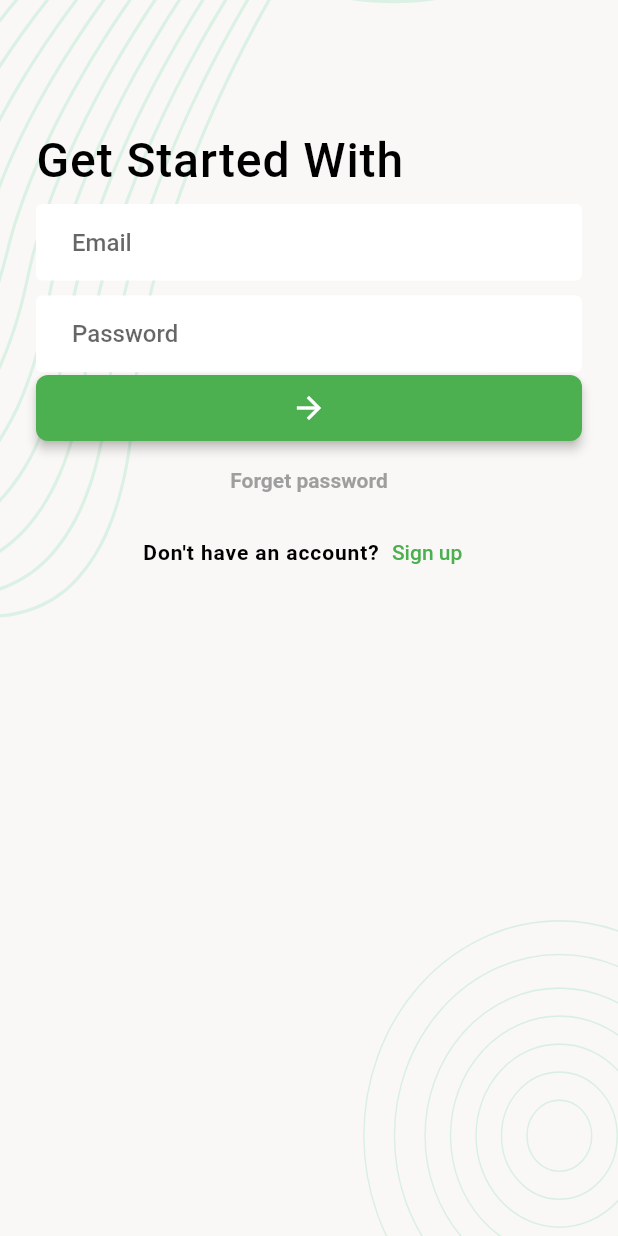
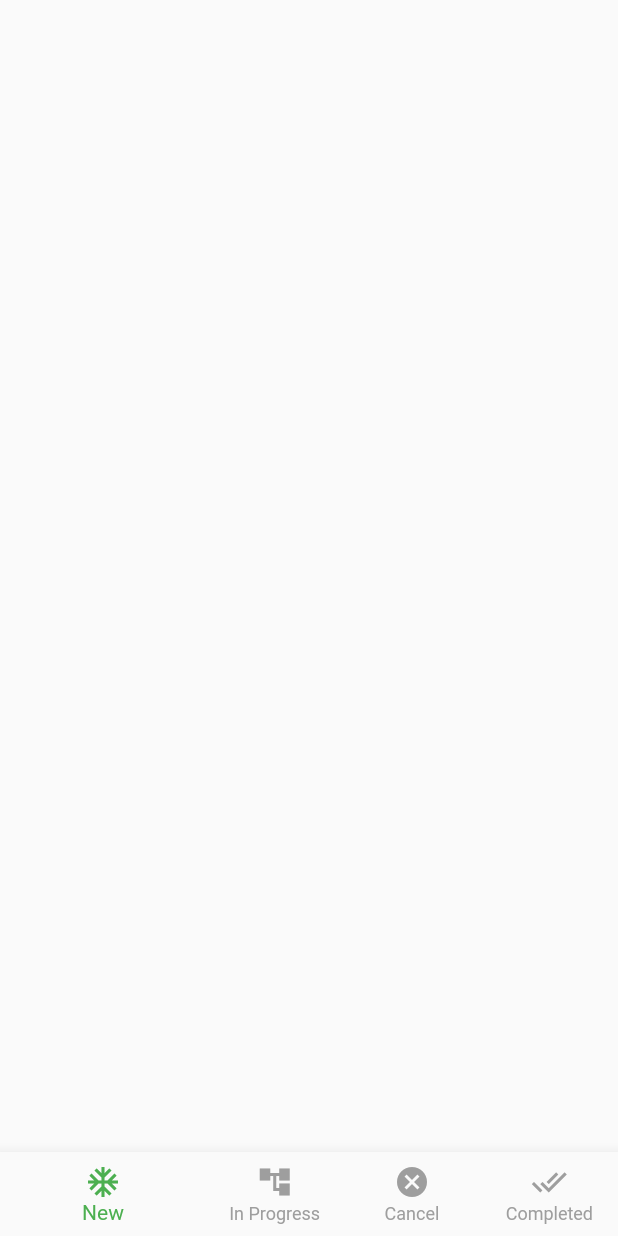
Before and after one commit to mehediFlutter/Task_Manager_With_API_V_2.0, a Flutter app: the screen it shows after launch, after a tap on the "arrow forward" icon, on a phone screen of 412 x 824 dp. Run offline on Flutter 3.47's test engine with Material 2 defaults, Android fonts, the phone set to English and light mode, and no system bars; our stand-ins replace flutter_svg, pin_code_fields.

Commit message:
bottom navigation base screen(New Task Screen)

```diff
--- a/lib/ui/screens/bottom_nav_base_screen.dart
+++ b/lib/ui/screens/bottom_nav_base_screen.dart
@@ -0,0 +1,29 @@
+import 'package:flutter/material.dart';
+
+class BottomNavBaseScreen extends StatefulWidget {
+  const BottomNavBaseScreen({super.key});
+
+  @override
+  State<BottomNavBaseScreen> createState() => _BottomNavBaseScreenState();
+}
+
+class _BottomNavBaseScreenState extends State<BottomNavBaseScreen> {
+  @override
+  Widget build(BuildContext context) {
+    return Scaffold(
+        bottomNavigationBar: BottomNavigationBar(
+          unselectedItemColor: Colors.grey,
+          unselectedLabelStyle: const TextStyle(
+            color: Colors.grey,
+          ),
+          showUnselectedLabels: true,
+          selectedItemColor: Colors.green,
+      items: const [
+        BottomNavigationBarItem(icon: Icon(Icons.ac_unit),label: "New"),
+        BottomNavigationBarItem(icon: Icon(Icons.account_tree),label: "In Progress"),
+        BottomNavigationBarItem(icon: Icon(Icons.cancel),label: "Cancel"),
+        BottomNavigationBarItem(icon: Icon(Icons.done_all),label: "Completed"),
+      ],
+    ));
+  }
+}
--- a/lib/ui/screens/login_screen.dart
+++ b/lib/ui/screens/login_screen.dart
@@ -1,4 +1,5 @@
 import 'package:flutter/material.dart';
+import 'package:task_manager/ui/screens/bottom_nav_base_screen.dart';
 import 'package:task_manager/ui/screens/email_verification_screen.dart';
 import 'package:task_manager/ui/screens/sign_up_screen.dart';
 import 'package:task_manager/ui/widgets/screen_background.dart';
@@ -17,7 +18,9 @@ class LoginScreen extends StatelessWidget {
           mainAxisAlignment: MainAxisAlignment.center,
           crossAxisAlignment: CrossAxisAlignment.start,
           children: [
-                      SizedBox(height: 64,),
+            SizedBox(
+              height: 64,
+            ),
             Text(
               "Get Started With",
               style: Theme.of(context).textTheme.titleLarge,
@@ -40,7 +43,13 @@ class LoginScreen extends StatelessWidget {
             SizedBox(
               width: double.infinity,
               child: ElevatedButton(
-                onPressed: () {},
+                onPressed: () {
+                  Navigator.pushAndRemoveUntil(
+                      context,
+                      MaterialPageRoute(
+                          builder: (context) => const BottomNavBaseScreen()),
+                      (route) => false);
+                },
                 child: const Icon(Icons.arrow_forward),
               ),
             ),
@@ -56,7 +65,8 @@ class LoginScreen extends StatelessWidget {
                 },
                 child: const Text(
                   "Forget password",
-                  style: TextStyle(color: Colors.grey,fontWeight: FontWeight.w600),
+                  style: TextStyle(
+                      color: Colors.grey, fontWeight: FontWeight.w600),
                 ),
               ),
             ),
@@ -67,9 +77,14 @@ class LoginScreen extends StatelessWidget {
                   "Don't have an account?",
                   style: Theme.of(context).textTheme.titleSmall,
                 ),
-                TextButton(onPressed: () {
-                  Navigator.push(context, MaterialPageRoute(builder: (context)=>const SignUpScreen()));
-                }, child: const Text("Sign up")),
+                TextButton(
+                    onPressed: () {
+                      Navigator.push(
+                          context,
+                          MaterialPageRoute(
+                              builder: (context) => const SignUpScreen()));
+                    },
+                    child: const Text("Sign up")),
               ],
             ),
           ],
```
Also changed, not shown: lib/ui/screens/new_task-screen.dart (added). Lines whose indentation alone changed are shown as unchanged.
